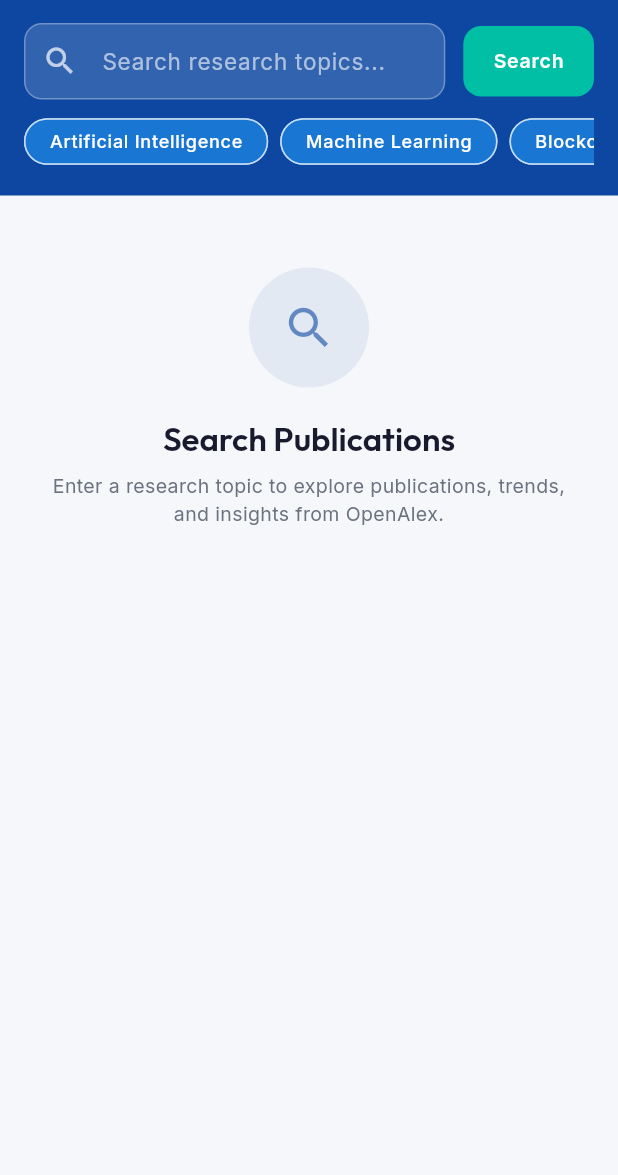
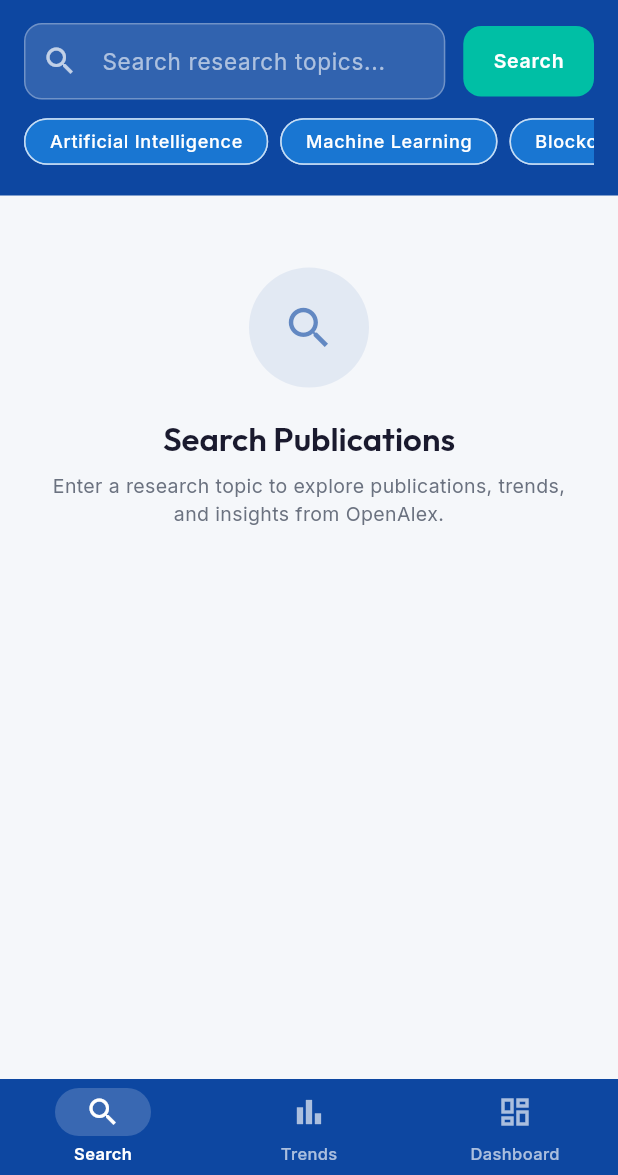
Before and after one commit to LeMinhDuc192044/prm393_lab2_se192044, a Flutter app: the screen it shows after launch, on a phone screen of 412 x 824 dp, the part 61-1236 px from its top. Run offline on Flutter 3.47's test engine with Material 3 defaults, Android fonts, the phone set to English and light mode, and no system bars; our stand-ins replace fl_chart, google_fonts, shimmer.

Commit message:
Update UI for search screen and icon placement

```diff
--- a/lib/screens/publication_detail_screen.dart
+++ b/lib/screens/publication_detail_screen.dart
@@ -74,7 +74,7 @@ class PublicationDetailScreen extends StatelessWidget {
               ),
               child: Text(
                 publication.journalName ?? 'Unknown Journal',
-                style: TextStyle(
+                style: const TextStyle(
                   color: AppTheme.accent,
                   fontSize: 12,
                   fontWeight: FontWeight.w600,
--- a/lib/screens/search_screen.dart
+++ b/lib/screens/search_screen.dart
@@ -48,16 +48,20 @@ class _SearchScreenState extends State<SearchScreen> {
     return Scaffold(
       appBar: AppBar(
         title: const Text('Journal Trend Analyzer'),
-        actions: [
-          Consumer<SearchProvider>(
+      ),
+      body: Column(
+        children: [
+          _buildSearchHeader(),
+          Expanded(child: _buildBody()),
+        ],
+      ),
+      bottomNavigationBar: Consumer<SearchProvider>(
         builder: (_, provider, __) {
-              if (!provider.hasData) return const SizedBox.shrink();
-              return Row(
-                children: [
-                  IconButton(
-                    icon: const Icon(Icons.bar_chart),
-                    tooltip: 'Trend Analysis',
-                    onPressed: () => Navigator.push(
+          return NavigationBar(
+            selectedIndex: 0,
+            onDestinationSelected: (index) {
+              if (index == 1) {
+                Navigator.push(
                   context,
                   MaterialPageRoute(
                     builder: (_) => ChangeNotifierProvider.value(
@@ -65,12 +69,9 @@ class _SearchScreenState extends State<SearchScreen> {
                       child: const TrendAnalysisScreen(),
                     ),
                   ),
-                    ),
-                  ),
-                  IconButton(
-                    icon: const Icon(Icons.dashboard),
-                    tooltip: 'Dashboard',
-                    onPressed: () => Navigator.push(
+                );
+              } else if (index == 2) {
+                Navigator.push(
                   context,
                   MaterialPageRoute(
                     builder: (_) => ChangeNotifierProvider.value(
@@ -78,19 +79,28 @@ class _SearchScreenState extends State<SearchScreen> {
                       child: const DashboardScreen(),
                     ),
                   ),
+                );
+              }
+            },
+            destinations: const [
+              NavigationDestination(
+                icon: Icon(Icons.search_outlined),
+                selectedIcon: Icon(Icons.search),
+                label: 'Search',
               ),
+              NavigationDestination(
+                icon: Icon(Icons.bar_chart_outlined),
+                selectedIcon: Icon(Icons.bar_chart),
+                label: 'Trends',
+              ),
+              NavigationDestination(
+                icon: Icon(Icons.dashboard_outlined),
+                selectedIcon: Icon(Icons.dashboard),
+                label: 'Dashboard',
               ),
             ],
           );
         },
-          ),
-        ],
-      ),
-      body: Column(
-        children: [
-          _buildSearchHeader(),
-          Expanded(child: _buildBody()),
-        ],
       ),
     );
   }
@@ -249,33 +259,7 @@ class _SearchScreenState extends State<SearchScreen> {
               '${provider.publications.length} publications for "${provider.query}"',
               style: Theme.of(context).textTheme.bodyMedium,
             ),
-          ),
-          TextButton.icon(
-            icon: const Icon(Icons.dashboard_outlined, size: 16),
-            label: const Text('Dashboard'),
-            onPressed: () => Navigator.push(
-              context,
-              MaterialPageRoute(
-                builder: (_) => ChangeNotifierProvider.value(
-                  value: provider,
-                  child: const DashboardScreen(),
-                ),
-              ),
-            ),
-          ),
-          TextButton.icon(
-            icon: const Icon(Icons.bar_chart_outlined, size: 16),
-            label: const Text('Trends'),
-            onPressed: () => Navigator.push(
-              context,
-              MaterialPageRoute(
-                builder: (_) => ChangeNotifierProvider.value(
-                  value: provider,
-                  child: const TrendAnalysisScreen(),
-                ),
-              ),
-            ),
-          ),
+          )
         ],
       ),
     );
--- a/lib/theme.dart
+++ b/lib/theme.dart
@@ -89,6 +89,7 @@ class AppTheme {
           ),
           margin: EdgeInsets.zero,
         ),
+
         inputDecorationTheme: InputDecorationTheme(
           filled: true,
           fillColor: surface,
@@ -121,5 +122,26 @@ class AppTheme {
           side: const BorderSide(color: divider),
           shape: RoundedRectangleBorder(borderRadius: BorderRadius.circular(8)),
         ),
+        navigationBarTheme: NavigationBarThemeData(
+          backgroundColor: primary, // ← CHANGE THIS to set the bar's background color
+          indicatorColor: Colors.white.withValues(alpha: 0.18), // pill behind selected icon
+          elevation: 2,
+          height: 64,
+          labelTextStyle: WidgetStateProperty.resolveWith((states) {
+            final selected = states.contains(WidgetState.selected);
+            return GoogleFonts.inter(
+              fontSize: 11,
+              fontWeight: selected ? FontWeight.w600 : FontWeight.w500,
+              color: selected ? Colors.white : Colors.white.withValues(alpha: 0.65),
+            );
+          }),
+          iconTheme: WidgetStateProperty.resolveWith((states) {
+            final selected = states.contains(WidgetState.selected);
+            return IconThemeData(
+              color: selected ? Colors.white : Colors.white.withValues(alpha: 0.65),
+              size: 24,
+            );
+          }),
+        ),
       );
 }
```
Also changed, not shown: lib/screens/dashboard_screen.dart (+96 -30 lines). Lines whose indentation alone changed are shown as unchanged.
